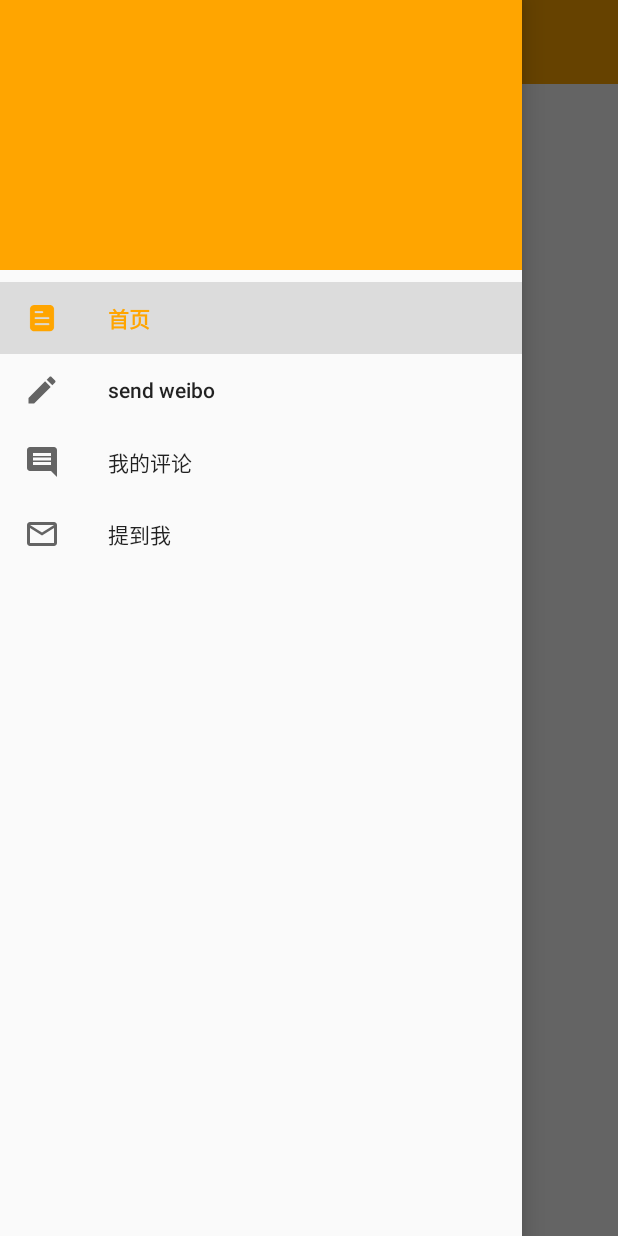
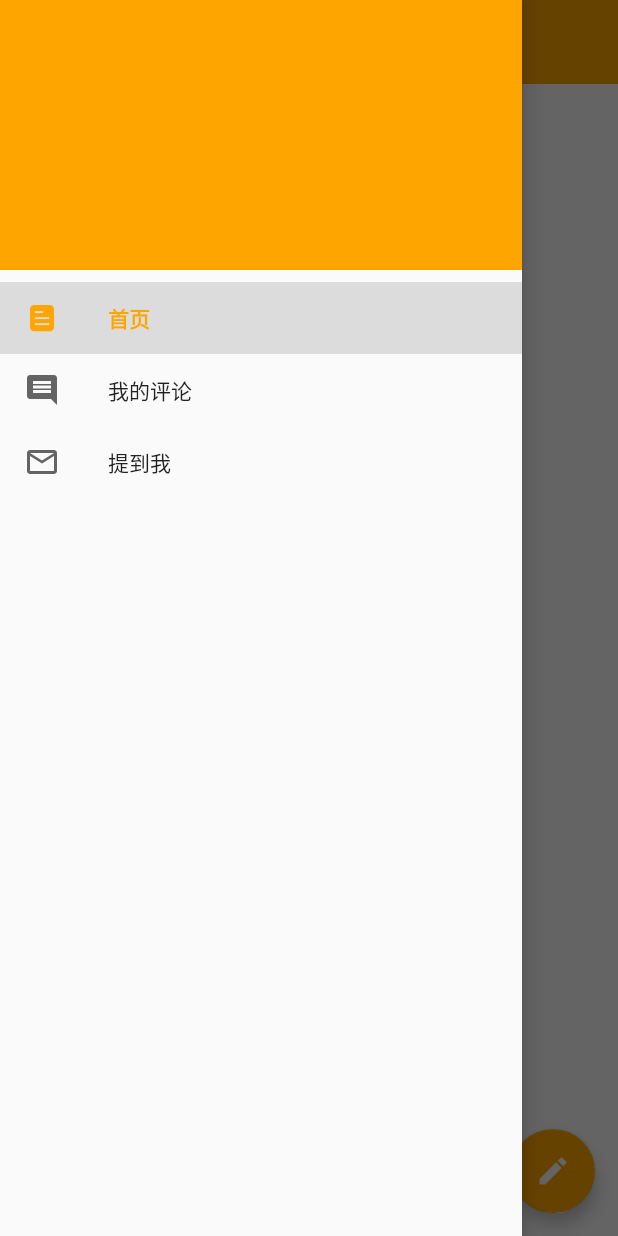
Before and after one commit to Funsquirrel/weibo, an Android app: the screen it shows after launch (MainActivity), with the side drawer open, on a phone screen of 412 x 824 dp. Run offline under Robolectric (Android 15) with nearby library versions, the phone set to English and light mode, and no system bars; our stand-ins replace CircleImageView; libraries missing offline, so code that uses them is left out: com.sina.weibo; pictures from the network do not load; 4 statements that could not run were skipped.

Commit message:
分享微博

```diff
--- a/app/src/main/res/layout-v21/main_layout.xml
+++ /dev/null
@@ -1,52 +0,0 @@
-<?xml version="1.0" encoding="utf-8"?>
-<android.support.v4.widget.DrawerLayout xmlns:android="http://schemas.android.com/apk/res/android"
-    xmlns:app="http://schemas.android.com/apk/res-auto"
-    xmlns:tools="http://schemas.android.com/tools"
-    android:id="@+id/drawer_layout"
-    android:layout_width="match_parent"
-    android:layout_height="match_parent">
-
-
-    <LinearLayout
-        android:orientation="vertical"
-        android:layout_width="match_parent"
-        android:layout_height="match_parent">
-
-        <android.support.v7.widget.Toolbar
-            android:id="@+id/tool_bar"
-            android:layout_width="match_parent"
-            android:layout_height="?attr/actionBarSize"
-            android:background="?attr/colorPrimary"
-            android:theme="@style/ThemeOverlay.AppCompat.Dark.ActionBar"
-            app:popupTheme="@style/ThemeOverlay.AppCompat.Light" />
-
-        <FrameLayout
-            android:id="@+id/main_frame"
-            android:layout_width="match_parent"
-            android:layout_height="match_parent">
-
-        </FrameLayout>
-
-        <android.support.design.widget.FloatingActionButton
-            android:id="@+id/float_button"
-            android:layout_width="wrap_content"
-            android:layout_height="wrap_content"
-            android:layout_gravity="bottom|end"
-            android:layout_margin="15dp"
-            android:src="@drawable/ic_create"
-            android:theme="@style/Widget.Design.FloatingActionButton"
-            android:backgroundTint="@color/orange"
-       />
-    </LinearLayout>
-
-    <android.support.design.widget.NavigationView
-        android:id="@+id/design_nav_view"
-        android:layout_width="match_parent"
-        android:layout_height="match_parent"
-        android:layout_gravity="start"
-        app:headerLayout="@layout/nav_header_layout"
-        app:menu="@menu/nav_menu" />
-
-    <!--popupTheme 菜单弹出主题-->
-
-</android.support.v4.widget.DrawerLayout>
--- a/app/src/main/res/layout/main_layout.xml
+++ b/app/src/main/res/layout/main_layout.xml
@@ -53,4 +53,4 @@
 
 </android.support.v4.widget.DrawerLayout>
 
-<!-- 主界面 -->
+    <!-- 主界面 -->
--- a/app/src/main/res/menu/nav_menu.xml
+++ b/app/src/main/res/menu/nav_menu.xml
@@ -10,11 +10,6 @@
             android:icon="@drawable/article_black1"
             android:id="@+id/first_page"
             android:title="@string/first_page"/>
-
-        <item
-            android:id="@+id/sendWeiBo"
-            android:icon="@drawable/ic_create"
-            android:title="@string/send_weibo"/>
         <item
             android:id="@+id/my_comment"
             android:title="@string/my_comments"
```
Also changed, not shown: app/src/main/java/com/fy/weibo/activity/MainActivity.java (+57 -10 lines), app/src/main/java/com/fy/weibo/fragment/ShareWeiBoFragment.java (deleted, +0 -73 lines).
